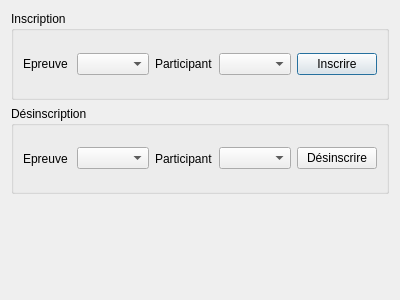
This is gui/fct_modi_1.ui in BenoitPE/CEBDProject as Qt 5 draws it before an edit. The edited form follows.
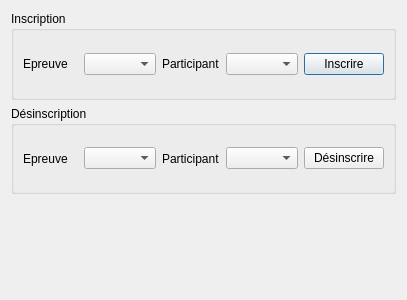
This is the edited form.

Commit message: feat(3.1) : Ajout de l'insertion et de la suppression d'inscriptions à des épreuves, et synchronisation avec les autres fenêtres

What changed in the file:
```diff
--- a/gui/fct_modi_1.ui
+++ b/gui/fct_modi_1.ui
@@ -6,7 +6,7 @@
    <rect>
     <x>0</x>
     <y>0</y>
-    <width>400</width>
+    <width>407</width>
     <height>300</height>
    </rect>
   </property>
```
Left out of the diff: 6 changed lines with no effect on the pictures. The commit also changes 3 other files.
